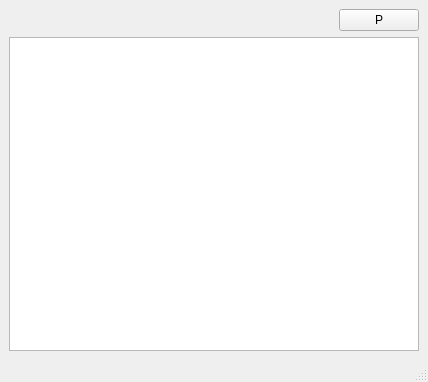
benediktibk/bomberman, file main/gui/mainwindow.ui: the form before one commit.
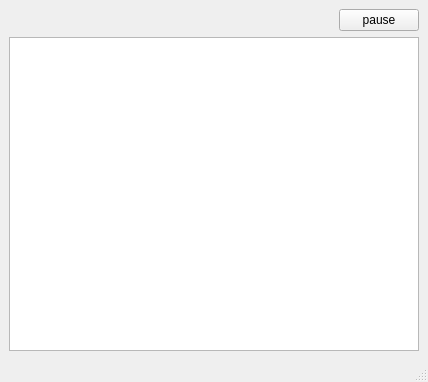
The form after the commit.

Commit message: implemented pause button

```diff
--- a/main/gui/mainwindow.ui
+++ b/main/gui/mainwindow.ui
@@ -46,7 +46,7 @@
        <enum>Qt::NoFocus</enum>
       </property>
       <property name="text">
-       <string>P</string>
+       <string>pause</string>
       </property>
      </widget>
     </item>
```
The commit also changes 1 other file.
